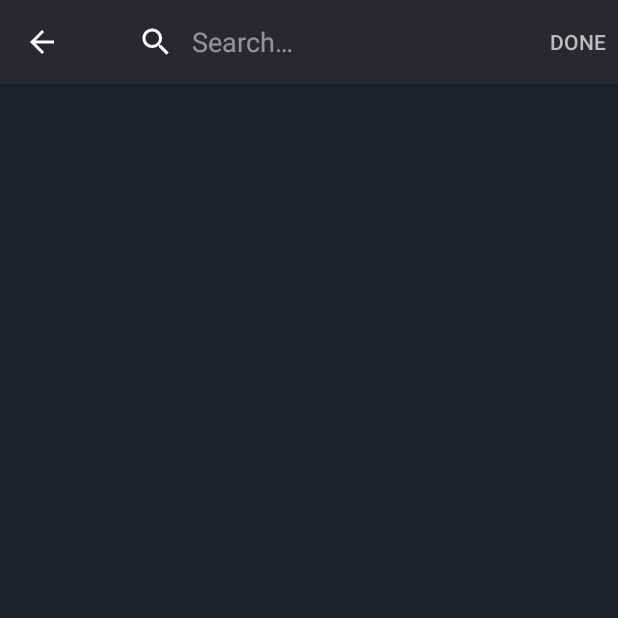
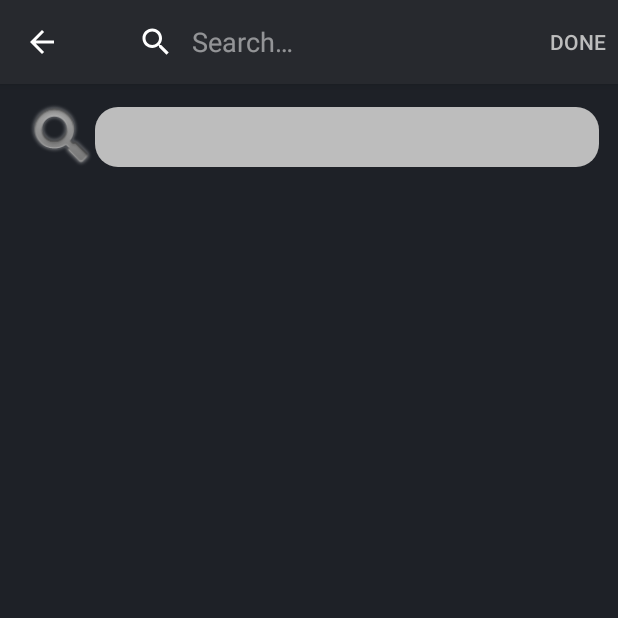
Before and after one commit to tigranisajanyan/GifsArt, an Android app: the GiphyActivity screen opened directly, with no data from a screen before it, after a tap on "action_search", on a phone screen of 412 x 824 dp, the top half of it. Run offline under Robolectric (Android 15) with nearby library versions, the phone set to English and light mode, and no system bars; libraries missing offline, so code that uses them is left out: com.decoder, com.facebook.drawee; 1 other tap on this screen came first.

Commit message:
ShowAnim  class addition

```diff
--- a/app/src/main/java/com/gifsart/studio/activity/GiphyActivity.java
+++ b/app/src/main/java/com/gifsart/studio/activity/GiphyActivity.java
@@ -3,6 +3,7 @@ package com.gifsart.studio.activity;
 import android.app.SearchManager;
 import android.content.Context;
 import android.content.Intent;
+import android.graphics.Point;
 import android.os.AsyncTask;
 import android.os.Environment;
 import android.support.v4.content.ContextCompat;
@@ -14,9 +15,15 @@ import android.support.v7.widget.GridLayoutManager;
 import android.support.v7.widget.RecyclerView;
 import android.support.v7.widget.SearchView;
 import android.util.Log;
+import android.view.Display;
 import android.view.Menu;
 import android.view.MenuItem;
 import android.view.View;
+import android.view.animation.AccelerateInterpolator;
+import android.view.animation.Animation;
+import android.view.animation.TranslateAnimation;
+import android.widget.Button;
+import android.widget.EditText;
 import android.widget.Toast;
 
 import com.android.volley.Request;
@@ -31,6 +38,7 @@ import com.gifsart.studio.gifutils.Giphy;
 import com.gifsart.studio.item.GiphyItem;
 import com.gifsart.studio.utils.DownloadFileAsyncTask;
 import com.gifsart.studio.utils.GifsArtConst;
+import com.gifsart.studio.utils.ShowAnim;
 import com.gifsart.studio.utils.SpacesItemDecoration;
 import com.gifsart.studio.utils.Utils;
 
@@ -46,8 +54,12 @@ public class GiphyActivity extends AppCompatActivity {
     private GridLayoutManager gridLayoutManager;
     private RecyclerView.ItemAnimator itemAnimator;
     private GiphyAdapter giphyAdapter;
-
+    public boolean ishide = false;
+    public boolean isshown = false;
+    Button btn;
+    private EditText searchText;
     private static final String root = Environment.getExternalStorageDirectory().toString();
+    private int width;
 
     @Override
     protected void onCreate(Bundle savedInstanceState) {
@@ -60,6 +72,11 @@ public class GiphyActivity extends AppCompatActivity {
 
     public void init() {
 
+        Display display = getWindowManager().getDefaultDisplay();
+        Point size = new Point();
+        display.getSize(size);
+        width = size.x - 114;
+
         giphyAdapter = new GiphyAdapter(this);
 
         recyclerView = (RecyclerView) findViewById(R.id.giphy_rec_view);
@@ -70,9 +87,97 @@ public class GiphyActivity extends AppCompatActivity {
         recyclerView.setClipToPadding(true);
         recyclerView.setLayoutManager(gridLayoutManager);
         recyclerView.setItemAnimator(itemAnimator);
-
+        searchText = (EditText) findViewById(R.id.searchText);
+        searchText.setWidth(width);
         recyclerView.setAdapter(giphyAdapter);
         recyclerView.addItemDecoration(new SpacesItemDecoration(5));
+
+        btn = (Button) findViewById(R.id.fbtn);
+        /*final FloatingActionButton fab = (FloatingActionButton) findViewById(R.id.fab);
+        fab.attachToRecyclerView(recyclerView);
+        fab.setText("gagagag");*/
+        btn.setOnClickListener(new View.OnClickListener() {
+            @Override
+            public void onClick(View view) {
+
+                if (!isshown) {
+                    Log.d("Tag", "show");
+
+                    Animation ani = new ShowAnim(searchText, width/* target layout height */);
+                    ani.setDuration(150/* animation time */);
+                    searchText.startAnimation(ani);
+                    isshown = true;
+
+                } else if (isshown) {
+
+                    Animation ani = new ShowAnim(searchText, 0/* target layout height */);
+                    ani.setDuration(150/* animation time */);
+                    searchText.startAnimation(ani);
+                    isshown = false;
+                }
+
+            }
+        });
+
+
+        recyclerView.setOnScrollListener(new RecyclerView.OnScrollListener() {
+            @Override
+            public void onScrolled(RecyclerView recyclerView, int dx, int dy) {
+                super.onScrolled(recyclerView, dx, dy);
+
+
+               /* boolean isHide = false;*/
+                if (!recyclerView.canScrollVertically(1)) {
+                    Log.d("Tag", "end!!!!!");
+
+
+                } else if (dy < 0) {
+                    if (ishide) {
+                        TranslateAnimation translation;
+                        translation = new TranslateAnimation(0, 0, -100, 0);
+                        translation.setStartOffset(0);
+                        translation.setDuration(200);
+                        translation.setFillAfter(true);
+                        translation.setInterpolator(new AccelerateInterpolator());
+                        btn.startAnimation(translation);
+                        ishide = false;
+
+                        Log.d("Tag", "Dovn");
+                        //open       search typing tab
+                        Animation ani = new ShowAnim(searchText, width/* target layout height */);
+                        ani.setStartOffset(200);
+                        ani.setDuration(150/* animation time */);
+                        searchText.startAnimation(ani);
+                        isshown = true;
+                    }
+                   /* fbtn.setVisibility(View.INVISIBLE);*/
+
+                } else if (dy > 0) {
+
+                    if (!ishide) {
+
+                        TranslateAnimation translation;
+                        translation = new TranslateAnimation(0, 0, 0, -100);
+                        translation.setStartOffset(0);
+                        translation.setDuration(200);
+                        translation.setFillAfter(true);
+                        translation.setInterpolator(new AccelerateInterpolator());
+                        btn.startAnimation(translation);
+
+                        Log.d("Tag", "Up");
+                        //close search typing tab
+                        ishide = true;
+                        Animation ani = new ShowAnim(searchText, 0/* target layout height */);
+                        ani.setDuration(150/* animation time */);
+                        searchText.startAnimation(ani);
+                    }
+                   /* fbtn.startAnimation(animBtn);*/
+
+
+                }
+
+            }
+        });
 
 
         if (Utils.haveNetworkConnection(this)) {
@@ -91,6 +196,7 @@ public class GiphyActivity extends AppCompatActivity {
         }
 
     }
+
 
     @Override
     public boolean onCreateOptionsMenu(Menu menu) {
--- /dev/null
+++ b/app/src/main/res/drawable/backedittext.xml
@@ -0,0 +1,14 @@
+<?xml version="1.0" encoding="utf-8"?>
+<selector xmlns:android="http://schemas.android.com/apk/res/android">
+    <item xmlns:android="http://schemas.android.com/apk/res/android">
+        <shape>
+            <solid android:color="#BDBDBD" />
+            <corners
+                android:topLeftRadius="15dp"
+                android:topRightRadius="15dp"
+                android:bottomLeftRadius="15dp"
+                android:bottomRightRadius="15dp"
+                />
+        </shape>
+    </item>
+</selector>
--- a/app/src/main/res/layout/activity_giphy.xml
+++ b/app/src/main/res/layout/activity_giphy.xml
@@ -12,4 +12,20 @@
         android:background="@color/background_color"
         android:scrollbars="vertical" />
 
+    <Button
+        android:id="@+id/fbtn"
+        android:background="@android:drawable/ic_search_category_default"
+        android:layout_width="50dp"
+        android:layout_height="50dp"
+        android:layout_marginLeft="16dp"
+        android:layout_marginTop="10dp"/>
+    <EditText
+
+        android:layout_marginLeft="63dp"
+        android:layout_marginTop="15dp"
+        android:id="@+id/searchText"
+        android:layout_width="0dp"
+        android:layout_height="40dp"
+        android:background="@drawable/backedittext"/>
+
 </RelativeLayout>
```
Also changed, not shown: app/src/main/java/com/gifsart/studio/utils/ShowAnim.java (added, +36 -0 lines).
